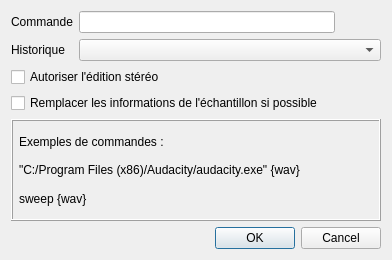
Old version of the form sources/editor/tools/external_command/toolexternalcommand_gui.ui in the repository davy7125/polyphone.
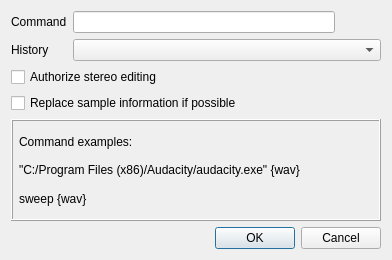
New version of the form. Icons and pictures are not drawn.

```diff
--- a/sources/editor/tools/external_command/toolexternalcommand_gui.ui
+++ b/sources/editor/tools/external_command/toolexternalcommand_gui.ui
@@ -17,7 +17,7 @@
    <item row="0" column="0">
     <widget class="QLabel" name="label">
      <property name="text">
-      <string>Commande</string>
+      <string>Command</string>
      </property>
     </widget>
    </item>
@@ -41,7 +41,7 @@
    <item row="1" column="0">
     <widget class="QLabel" name="label_2">
      <property name="text">
-      <string>Historique</string>
+      <string>History</string>
      </property>
     </widget>
    </item>
@@ -51,14 +51,14 @@
    <item row="2" column="0" colspan="3">
     <widget class="QCheckBox" name="checkStereo">
      <property name="text">
-      <string>Autoriser l'édition stéréo</string>
+      <string>Authorize stereo editing</string>
      </property>
     </widget>
    </item>
    <item row="3" column="0" colspan="3">
     <widget class="QCheckBox" name="checkReplaceInfo">
      <property name="text">
-      <string>Remplacer les informations de l'échantillon si possible</string>
+      <string>Replace sample information if possible</string>
      </property>
     </widget>
    </item>
@@ -95,7 +95,7 @@
       <item row="0" column="0">
        <widget class="QLabel" name="label_3">
         <property name="text">
-         <string>Exemples de commandes :</string>
+         <string>Command examples:</string>
         </property>
        </widget>
       </item>
```
